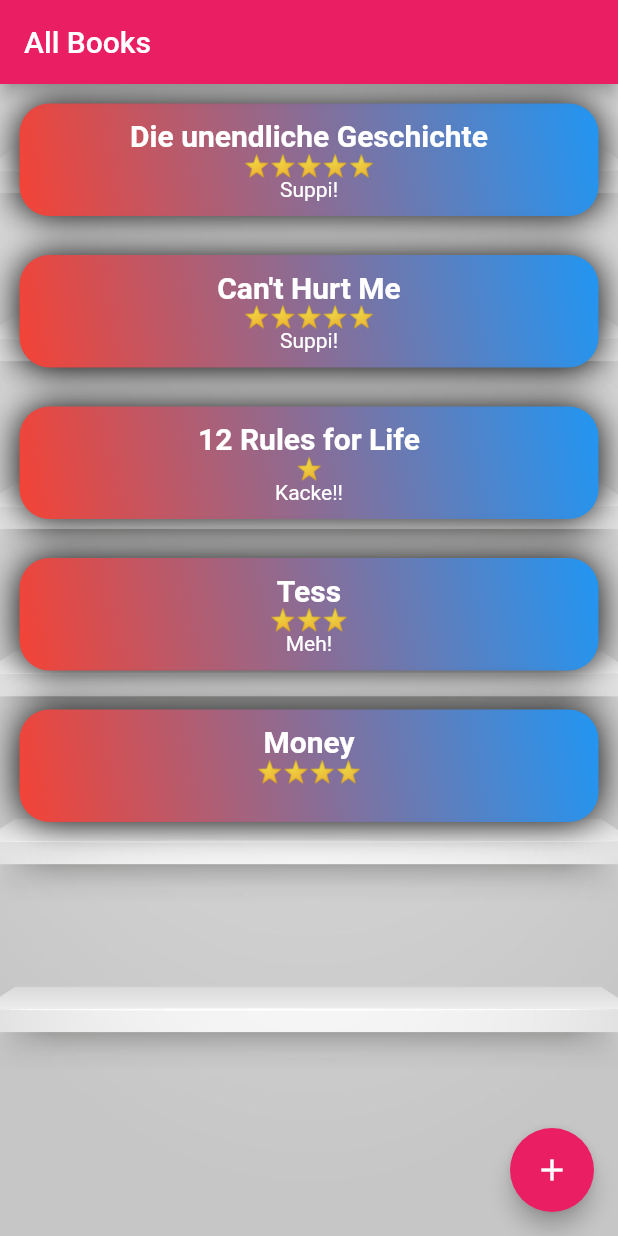
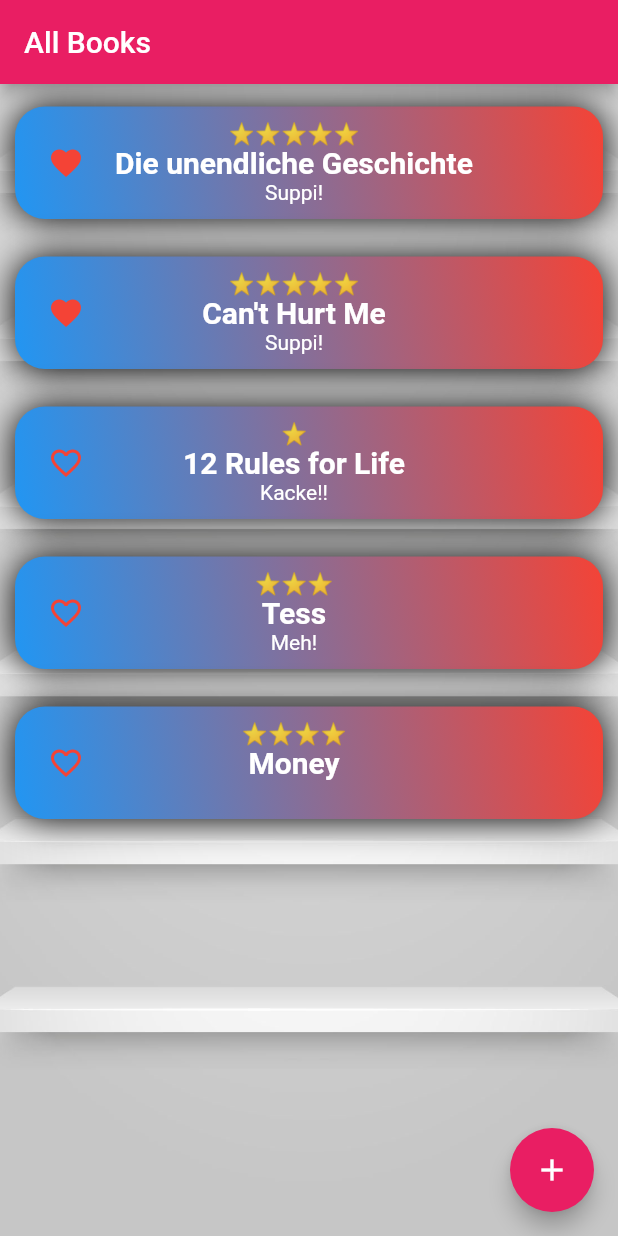
Before and after one commit to MarkusZoppelt/LeniBooks, a Flutter app: the screen it shows after launch, on a phone screen of 412 x 824 dp. Run offline on Flutter 3.47's test engine with Material 2 defaults, Android fonts, the phone set to English and light mode, and no system bars.

Commit message:
small UI changes

```diff
--- a/lib/UI/book_tile.dart
+++ b/lib/UI/book_tile.dart
@@ -24,9 +24,8 @@
       rating += "⭐";
     }
 
-    return Center(
-      child: Padding(
-        padding: const EdgeInsets.all(8.0),
+    return Padding(
+      padding: const EdgeInsets.only(top: 5.0),
       child: GestureDetector(
         onTap: () async {
           Book bookToRemove = await Navigator.push(
@@ -42,8 +41,12 @@
           }
         },
         child: Container(
-            padding: EdgeInsets.all(5),
-            child: TileWidget(title: title, rating: rating, notes: notes),
+          padding: EdgeInsets.all(10),
+          child: TileWidget(
+            title: title,
+            rating: rating,
+            notes: notes,
+            isFavorite: isFavorite,
           ),
         ),
       ),
@@ -51,20 +54,37 @@
   }
 }
 
-class TileWidget extends StatelessWidget {
-  const TileWidget({
+class TileWidget extends StatefulWidget {
+  TileWidget({
     Key key,
     @required this.title,
     @required this.rating,
     @required this.notes,
+    @required this.isFavorite,
   }) : super(key: key);
 
   final String title;
   final String rating;
   final String notes;
+  bool isFavorite;
+
+  @override
+  _TileWidgetState createState() => _TileWidgetState();
+}
+
+class _TileWidgetState extends State<TileWidget> {
+  void toggleFavorite() {
+    setState(() {
+      widget.isFavorite = !widget.isFavorite;
+    });
+  }
 
   @override
   Widget build(BuildContext context) {
+    var icon = Icons.favorite_border;
+    if (widget.isFavorite) {
+      icon = Icons.favorite;
+    }
     return Column(
       children: <Widget>[
         Container(
@@ -75,7 +95,7 @@
               gradient: LinearGradient(
                 begin: Alignment.topRight,
                 end: Alignment.bottomLeft,
-                colors: [Colors.blue, Colors.red],
+                colors: [Colors.red, Colors.blue],
               ),
               boxShadow: [
                 new BoxShadow(
@@ -87,8 +107,22 @@
             ),
           ),
           padding: EdgeInsets.all(10.0),
-          child: Center(
-            child: ContentWidget(title: title, rating: rating, notes: notes),
+          child: Row(
+            children: <Widget>[
+              IconButton(
+                  icon: Icon(
+                    icon,
+                    color: Colors.red,
+                  ),
+                  onPressed: toggleFavorite),
+              Container(
+                width: MediaQuery.of(context).size.width / 2 + 50,
+                child: ContentWidget(
+                    title: widget.title,
+                    rating: widget.rating,
+                    notes: widget.notes),
+              ),
+            ],
           ),
         ),
       ],
@@ -112,6 +146,7 @@
   Widget build(BuildContext context) {
     return Column(
       children: <Widget>[
+        Text(rating),
         Text(
           this.title,
           style: TextStyle(
@@ -121,7 +156,6 @@
           ),
           textAlign: TextAlign.center,
         ),
-        Text(rating),
         Text(
           this.notes.toString(),
           style: TextStyle(
```
Lines whose indentation alone changed are shown as unchanged.
